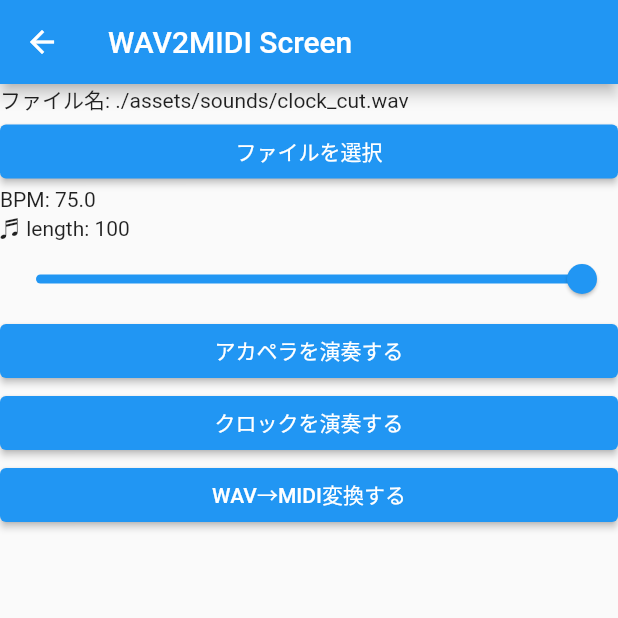
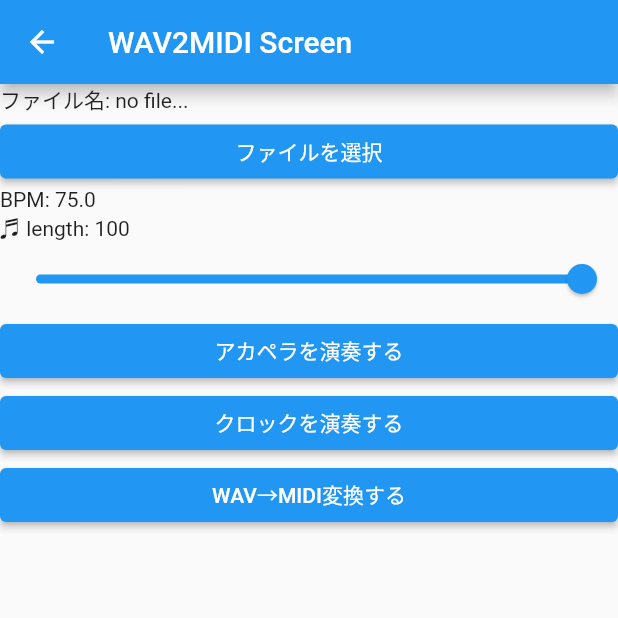
Before and after one commit to O01o/flutter_hanauta, a Flutter app: the Wav2MidiScreen screen opened by its route, after a tap on "ファイルを選択", on a phone screen of 412 x 824 dp, the top half of it. Run offline on Flutter 3.47's test engine with Material 2 defaults, Android fonts, the light colour scheme and no system bars; our stand-ins replace dio, file_picker, flutter_riverpod; missing offline and left inert: flutter_sound.

Commit message:
change file_provider to file_name_provider

```diff
--- /dev/null
+++ b/lib/providers/file_name_provider.dart
@@ -0,0 +1,4 @@
+import 'package:flutter_riverpod/flutter_riverpod.dart';
+import 'dart:io';
+
+final fileNameProvider = StateProvider<String>((ref) => "no file...");
--- a/lib/providers/file_provider.dart
+++ /dev/null
@@ -1,4 +0,0 @@
-import 'package:flutter_riverpod/flutter_riverpod.dart';
-import 'dart:io';
-
-final fileProvider = StateProvider<File>((ref) => File("./assets/sounds/clock_cut.wav"));
--- a/lib/providers/wav2midi_providers.dart
+++ b/lib/providers/wav2midi_providers.dart
@@ -1,4 +1,4 @@
 export 'sample_rate_provider.dart';
 export 'flag_provider.dart';
 export 'clock_provider.dart';
-export 'file_provider.dart';
+export 'file_name_provider.dart';
--- a/lib/widgets/wav2midi_screen.dart
+++ b/lib/widgets/wav2midi_screen.dart
@@ -19,6 +19,7 @@ class Wav2MidiScreen extends ConsumerWidget {
   Widget build(BuildContext context, WidgetRef ref) {
     const int sampleRate = 8000;
     final dio = Dio();
+    File? audioFile;
 
     return Scaffold(
       appBar: AppBar(
@@ -29,7 +30,7 @@ class Wav2MidiScreen extends ConsumerWidget {
           SliverList(
             delegate: SliverChildListDelegate(
               [
-                Text("ファイル名: ${ref.watch(fileProvider).path}"),
+                Text("ファイル名: ${ref.watch(fileNameProvider)}"),
                 ElevatedButton(
                   child: const Text("ファイルを選択"),
                   onPressed: () async {
@@ -39,7 +40,8 @@ class Wav2MidiScreen extends ConsumerWidget {
                     );
                     if (result == null) return;
 
-                    ref.watch(fileProvider.notifier).state = File(result.files.single.path!);
+                    audioFile = File(result.files.single.path!);
+                    ref.watch(fileNameProvider.notifier).state = audioFile!.path;
                   }
                 ),
                 const Spacer(),
@@ -72,7 +74,7 @@ class Wav2MidiScreen extends ConsumerWidget {
                 ElevatedButton(
                   child: const Text("WAV→MIDI変換する"),
                   onPressed: () async {
-                    final response = await dio.get("http://127.0.0.1:8000");
+                    final response = await dio.get("https://hanauta-7xlrbzh3ba-an.a.run.app");
                     print(response.data.toString());
                   }
                 ),
```
Also changed, not shown: 1 other file.
